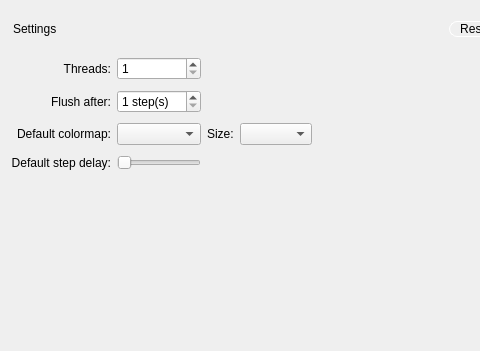
First picture: the form in src/gui/forms/settingspage.ui, repository evoplex/evoplex, before the edit; both pictures show x 0 to 480 and y 0 to 351 of the 561 by 453 pixel window.
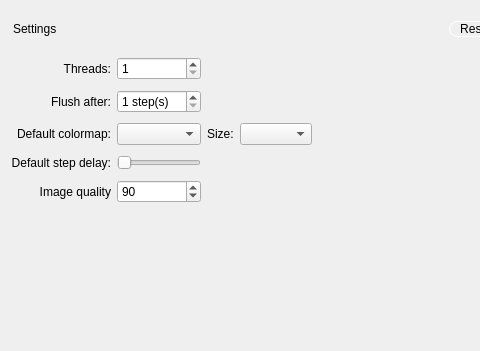
Second picture: the form after the edit.

Commit message:
Graph widgets: Allows exporting graph as image
formats: svg, png, jpg and jpeg

Patch:
```diff
--- a/src/gui/forms/settingspage.ui
+++ b/src/gui/forms/settingspage.ui
@@ -196,6 +196,32 @@
        </property>
       </widget>
      </item>
+     <item row="4" column="0">
+      <widget class="QLabel" name="label">
+       <property name="toolTip">
+        <string>The quality factor used when exporting a graph as image. Specify 0 to obtain small compressed files, 100 for large uncompressed files.</string>
+       </property>
+       <property name="text">
+        <string>Image quality</string>
+       </property>
+       <property name="alignment">
+        <set>Qt::AlignRight|Qt::AlignTrailing|Qt::AlignVCenter</set>
+       </property>
+      </widget>
+     </item>
+     <item row="4" column="1">
+      <widget class="QSpinBox" name="imageQuality">
+       <property name="minimum">
+        <number>0</number>
+       </property>
+       <property name="maximum">
+        <number>100</number>
+       </property>
+       <property name="value">
+        <number>90</number>
+       </property>
+      </widget>
+     </item>
     </layout>
    </item>
   </layout>
```
Left out of the diff: 68 changed lines with no effect on the pictures. The commit also changes 25 other files.
